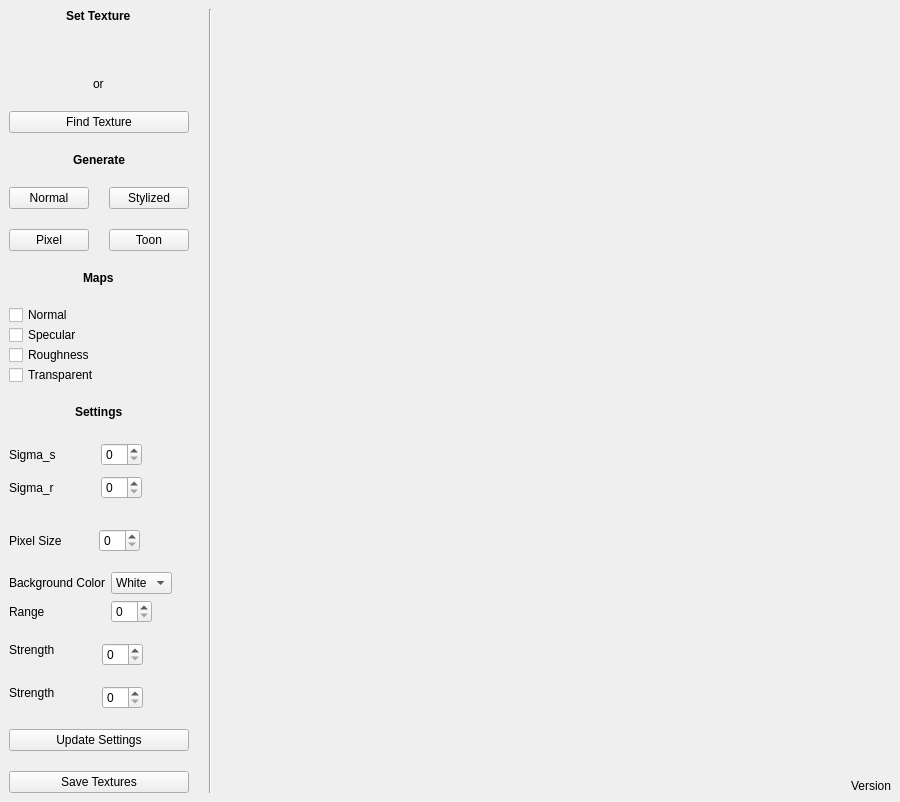
Qt form ui/mainwindow.ui (GeovaneJefferson/PBRMaster) before a commit.
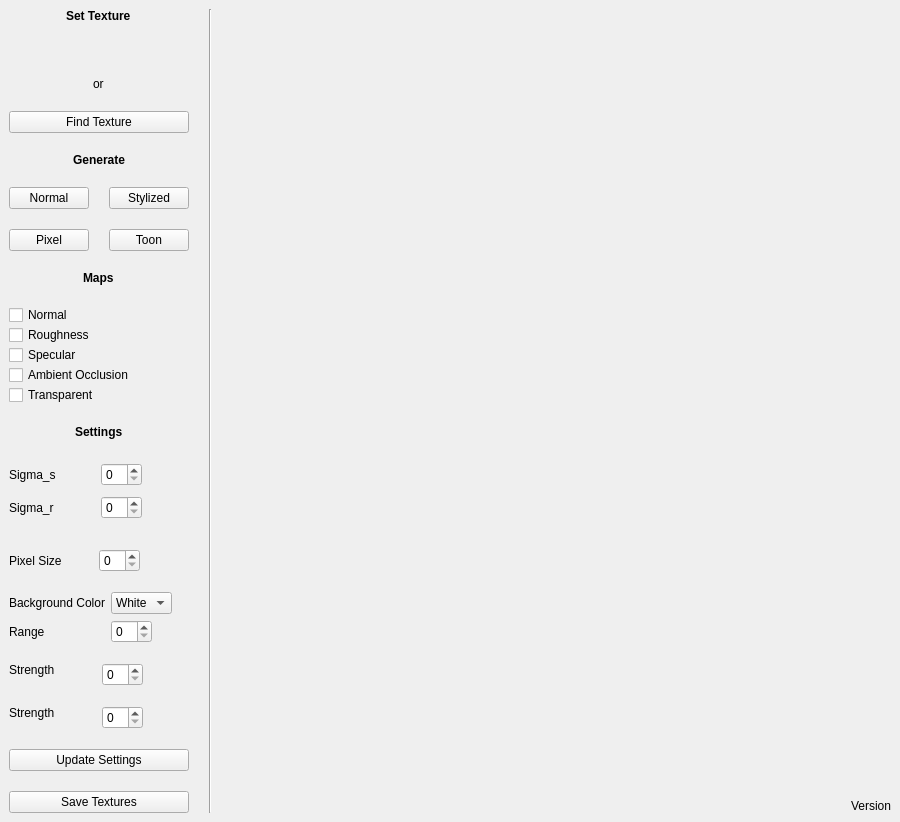
The same form after that commit. Icons and pictures are not drawn.

What changed in the file:
```diff
--- a/ui/mainwindow.ui
+++ b/ui/mainwindow.ui
@@ -152,13 +152,6 @@
             </property>
            </widget>
           </item>
-          <item>
-           <widget class="QCheckBox" name="specular_map_checkbox">
-            <property name="text">
-             <string>Specular</string>
-            </property>
-           </widget>
-          </item>
           <item>
            <widget class="QCheckBox" name="roughness_map_checkbox">
             <property name="text">
@@ -166,6 +159,20 @@
             </property>
            </widget>
           </item>
+          <item>
+           <widget class="QCheckBox" name="specular_map_checkbox">
+            <property name="text">
+             <string>Specular</string>
+            </property>
+           </widget>
+          </item>
+          <item>
+           <widget class="QCheckBox" name="ao_map_checkbox">
+            <property name="text">
+             <string>Ambient Occlusion</string>
+            </property>
+           </widget>
+          </item>
           <item>
            <widget class="QCheckBox" name="Transparent_map_checkbox">
             <property name="text">
```
Left out of the diff: 7 changed lines with no effect on the pictures.
